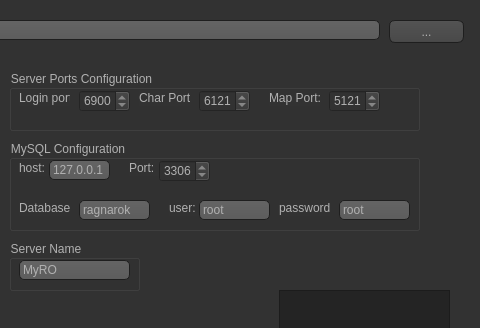
Before: the Qt Designer form hostconfig.ui in Thejuster/rAthena-Studio, drawn with Qt 5; both pictures show x 201 to 681 and y 0 to 328 of the 681 by 433 pixel window.
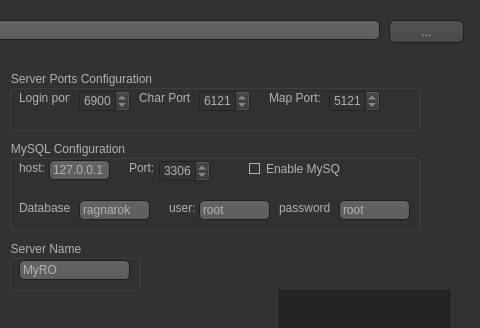
After: the same form once the commit is applied. Icons and pictures are not drawn.

Commit message: HostConfig Completed

Diff of the .ui file:
```diff
--- a/hostconfig.ui
+++ b/hostconfig.ui
@@ -932,6 +932,19 @@
      <bool>false</bool>
     </property>
    </widget>
+   <widget class="QCheckBox" name="checkBox">
+    <property name="geometry">
+     <rect>
+      <x>240</x>
+      <y>20</y>
+      <width>91</width>
+      <height>17</height>
+     </rect>
+    </property>
+    <property name="text">
+     <string>Enable MySQL</string>
+    </property>
+   </widget>
   </widget>
   <widget class="QPushButton" name="pushButton_3">
    <property name="geometry">
```
Left out of the diff: 10 changed lines with no effect on the pictures. The commit also changes 1 other file.
